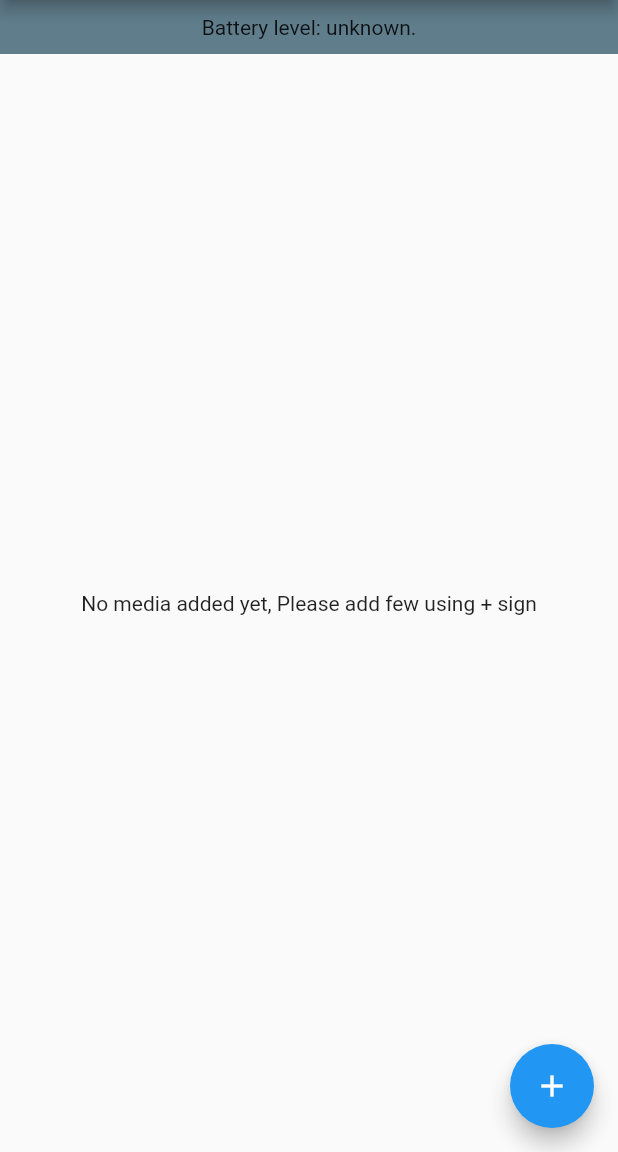
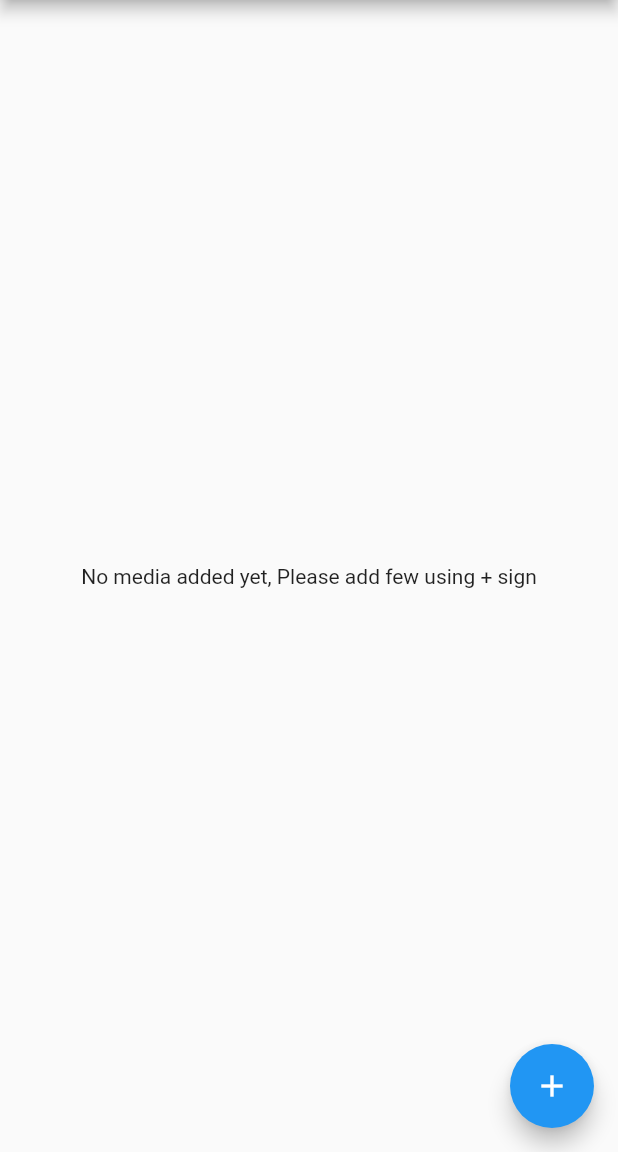
Before and after one commit to GSPrakashNaidu/MovieMaker-Flutter, a Flutter app: the screen it shows after launch, on a phone screen of 412 x 824 dp, the part 84-1236 px from its top. Run offline on Flutter 3.47's test engine with Material 2 defaults, Android fonts, the phone set to English and light mode, and no system bars; missing offline and left inert: medias_picker.

Commit message:
Battery label removed

```diff
--- a/lib/main.dart
+++ b/lib/main.dart
@@ -62,10 +62,10 @@ class _MyHomePageState extends State<MyHomePage> {
       ),
       body: Column(
         children: <Widget>[
-          Flexible(
-            child: _buildBatteryLevelSection(),
-            flex: 0,
-          ),
+//          Flexible(
+//            child: _buildBatteryLevelSection(),
+//            flex: 0,
+//          ),
           Flexible(
             child: _buildContentSection(),
             flex: 1,
```
Also changed, not shown: 1 other file.
